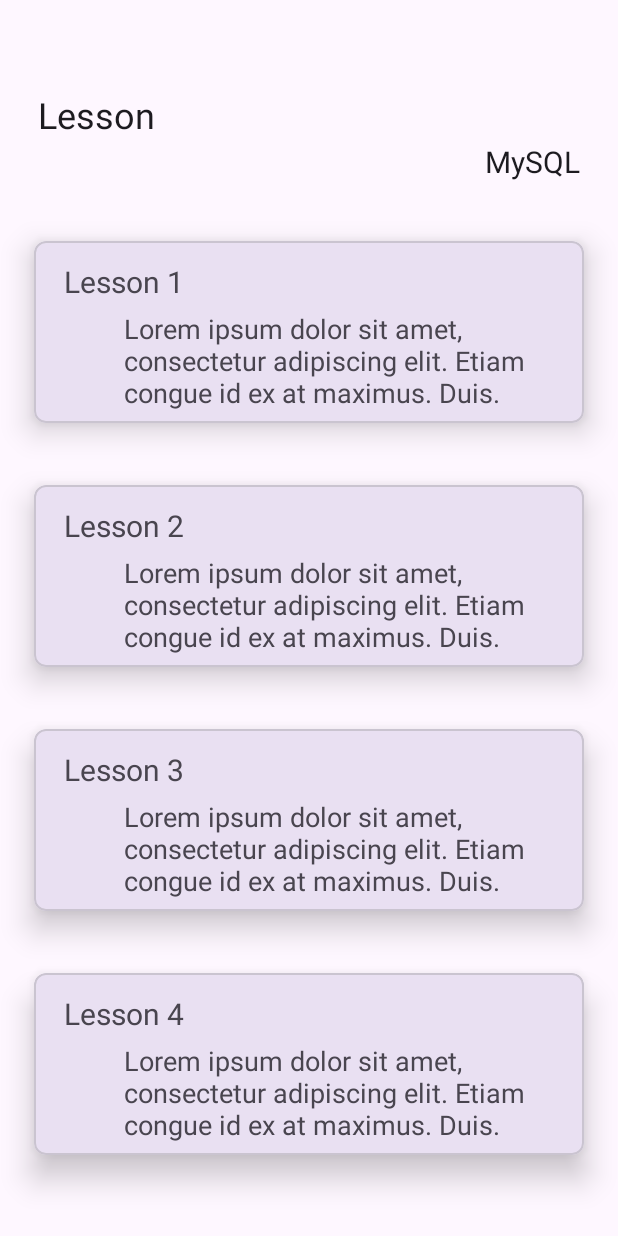
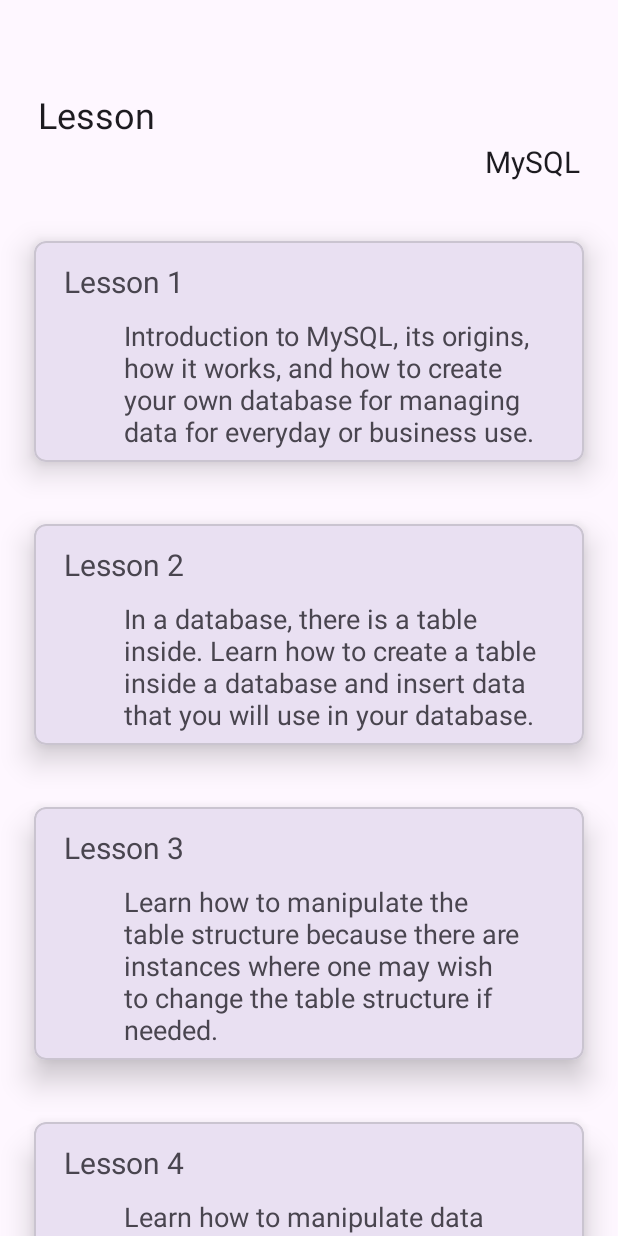
Before and after one commit to Kawtsun/ITeach, an Android app: the fragment LessonHome shown on its own in the app's theme, on a phone screen of 412 x 824 dp. Run offline under Robolectric (Android 15) with nearby library versions, the phone set to English and light mode, and no system bars.

Commit message:
Lesson description

```diff
--- a/app/src/main/java/com/kawtsun/iteach/LessonHome.kt
+++ b/app/src/main/java/com/kawtsun/iteach/LessonHome.kt
@@ -276,10 +276,10 @@ class LessonHome : Fragment() {
 
 
     private fun addDataToList() {
-        mList.add(LessonData(getString(R.string.lesson1), getString(R.string.lorem)))
-        mList.add(LessonData(getString(R.string.lesson2), getString(R.string.lorem)))
-        mList.add(LessonData(getString(R.string.lesson3), getString(R.string.lorem)))
-        mList.add(LessonData(getString(R.string.lesson4), getString(R.string.lorem)))
+        mList.add(LessonData(getString(R.string.lesson1), getString(R.string.LessonDes1)))
+        mList.add(LessonData(getString(R.string.lesson2), getString(R.string.LessonDes2)))
+        mList.add(LessonData(getString(R.string.lesson3), getString(R.string.LessonDes3)))
+        mList.add(LessonData(getString(R.string.lesson4), getString(R.string.LessonDes4)))
     }
 
 }
--- a/app/src/main/res/layout/each_lesson.xml
+++ b/app/src/main/res/layout/each_lesson.xml
@@ -42,7 +42,7 @@
             android:layout_marginStart="22dp"
             android:layout_marginEnd="10dp"
             android:paddingStart="30sp"
-            android:paddingTop="5sp"
+            android:paddingTop="10sp"
             android:text="@string/lorem"
             android:textAppearance="@style/TextAppearance.AppCompat.Medium"
             app:layout_constraintBottom_toBottomOf="parent"
--- a/app/src/main/res/values/strings.xml
+++ b/app/src/main/res/values/strings.xml
@@ -38,6 +38,12 @@ Proin placerat arcu mauris, vel feugiat turpis vestibulum id. Morbi bibendum orc
     <string name="lesson3">Lesson 3</string>
     <string name="lesson4">Lesson 4</string>
 
+    <string name="LessonDes1">Introduction to MySQL, its origins, how it works, and how to create your own database for managing data for everyday or business use.
+    </string>
+    <string name="LessonDes2">In a database, there is a table inside. Learn how to create a table inside a database and insert data that you will use in your database.</string>
+    <string name="LessonDes3">Learn how to manipulate the table structure because there are instances where one may wish to change the table structure if needed.</string>
+    <string name="LessonDes4">Learn how to manipulate data from the inserted data in the table because there are instances where one may wish to change the data inserted if needed.</string>
+
 
     <string name="question1"> What is your Name?</string>
     <string name="question2"> What is your Name?</string>
```
